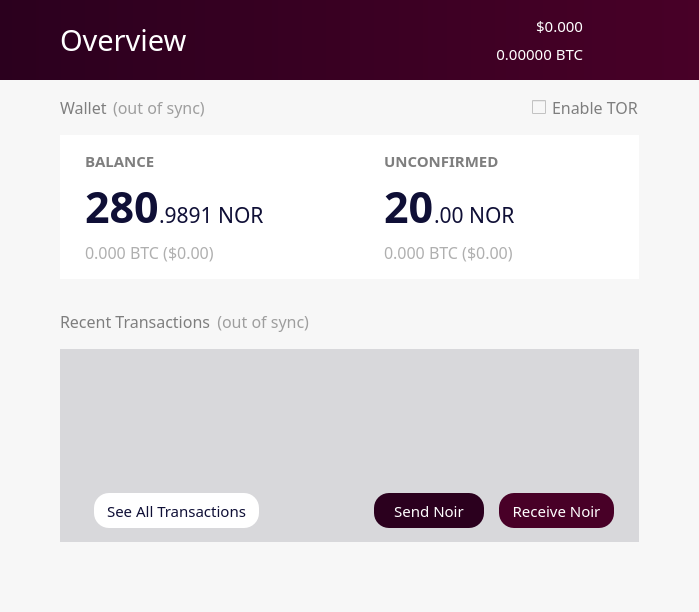
Before: the Qt Designer form src/qt/forms/overviewpage.ui in noirofficial/noir, drawn with Qt 5.
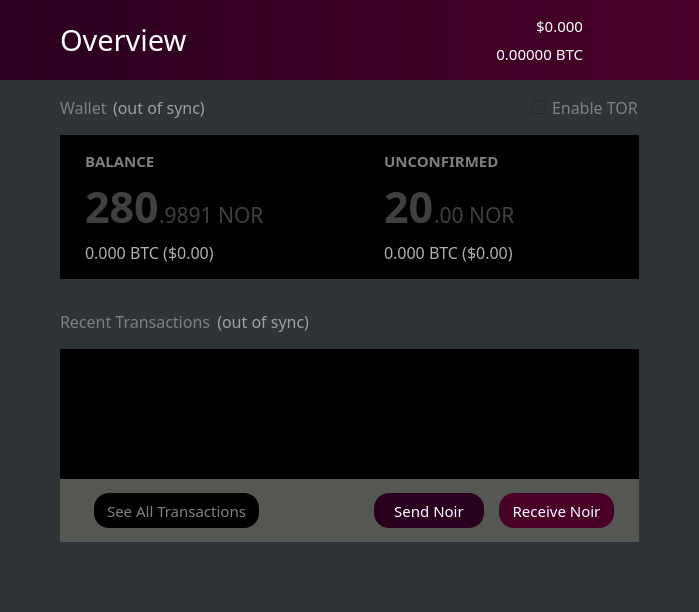
After: the same form once the commit is applied. Icons and pictures are not drawn.

Commit message:
[GUI] Darkmode intorduction
Done(for now):
- Menupage
- Overviewpage

Todo:
- Sendpage
- Receivepage
- Noirnodepage
- Sigmapage
- Communitypage
- Learnmorepage
- Addressbookpage

TBD later on:
- Transaction Details
- Coincontrol
- Optionspage
- Debugwindow

```diff
--- a/src/qt/forms/overviewpage.ui
+++ b/src/qt/forms/overviewpage.ui
@@ -551,28 +551,28 @@
            <active>
             <colorrole role="Button">
              <brush brushstyle="SolidPattern">
-              <color alpha="250">
-               <red>247</red>
-               <green>247</green>
-               <blue>247</blue>
+              <color alpha="255">
+               <red>46</red>
+               <green>52</green>
+               <blue>54</blue>
               </color>
              </brush>
             </colorrole>
             <colorrole role="Base">
              <brush brushstyle="SolidPattern">
-              <color alpha="250">
-               <red>247</red>
-               <green>247</green>
-               <blue>247</blue>
+              <color alpha="255">
+               <red>46</red>
+               <green>52</green>
+               <blue>54</blue>
               </color>
              </brush>
             </colorrole>
             <colorrole role="Window">
              <brush brushstyle="SolidPattern">
-              <color alpha="250">
-               <red>247</red>
-               <green>247</green>
-               <blue>247</blue>
+              <color alpha="255">
+               <red>46</red>
+               <green>52</green>
+               <blue>54</blue>
               </color>
              </brush>
             </colorrole>
@@ -580,28 +580,28 @@
            <inactive>
             <colorrole role="Button">
              <brush brushstyle="SolidPattern">
-              <color alpha="250">
-               <red>247</red>
-               <green>247</green>
-               <blue>247</blue>
+              <color alpha="255">
+               <red>46</red>
+               <green>52</green>
+               <blue>54</blue>
               </color>
              </brush>
             </colorrole>
             <colorrole role="Base">
              <brush brushstyle="SolidPattern">
-              <color alpha="250">
-               <red>247</red>
-               <green>247</green>
-               <blue>247</blue>
+              <color alpha="255">
+               <red>46</red>
+               <green>52</green>
+               <blue>54</blue>
               </color>
              </brush>
             </colorrole>
             <colorrole role="Window">
              <brush brushstyle="SolidPattern">
-              <color alpha="250">
-               <red>247</red>
-               <green>247</green>
-               <blue>247</blue>
+              <color alpha="255">
+               <red>46</red>
+               <green>52</green>
+               <blue>54</blue>
               </color>
              </brush>
             </colorrole>
@@ -609,28 +609,28 @@
            <disabled>
             <colorrole role="Button">
              <brush brushstyle="SolidPattern">
-              <color alpha="250">
-               <red>247</red>
-               <green>247</green>
-               <blue>247</blue>
+              <color alpha="255">
+               <red>46</red>
+               <green>52</green>
+               <blue>54</blue>
               </color>
              </brush>
             </colorrole>
             <colorrole role="Base">
              <brush brushstyle="SolidPattern">
-              <color alpha="250">
-               <red>247</red>
-               <green>247</green>
-               <blue>247</blue>
+              <color alpha="255">
+               <red>46</red>
+               <green>52</green>
+               <blue>54</blue>
               </color>
              </brush>
             </colorrole>
             <colorrole role="Window">
              <brush brushstyle="SolidPattern">
-              <color alpha="250">
-               <red>247</red>
-               <green>247</green>
-               <blue>247</blue>
+              <color alpha="255">
+               <red>46</red>
+               <green>52</green>
+               <blue>54</blue>
               </color>
              </brush>
             </colorrole>
@@ -638,7 +638,7 @@
           </palette>
          </property>
          <property name="styleSheet">
-          <string notr="true"/>
+          <string notr="true">background-color:rgb(46, 52, 54)</string>
          </property>
          <property name="frameShape">
           <enum>QFrame::NoFrame</enum>
@@ -764,27 +764,27 @@
                <colorrole role="Button">
                 <brush brushstyle="SolidPattern">
                  <color alpha="255">
-                  <red>255</red>
-                  <green>255</green>
-                  <blue>255</blue>
+                  <red>0</red>
+                  <green>0</green>
+                  <blue>0</blue>
                  </color>
                 </brush>
                </colorrole>
                <colorrole role="Base">
                 <brush brushstyle="SolidPattern">
                  <color alpha="255">
-                  <red>255</red>
-                  <green>255</green>
-                  <blue>255</blue>
+                  <red>0</red>
+                  <green>0</green>
+                  <blue>0</blue>
                  </color>
                 </brush>
                </colorrole>
                <colorrole role="Window">
                 <brush brushstyle="SolidPattern">
                  <color alpha="255">
-                  <red>255</red>
-                  <green>255</green>
-                  <blue>255</blue>
+                  <red>0</red>
+                  <green>0</green>
+                  <blue>0</blue>
                  </color>
                 </brush>
                </colorrole>
@@ -793,27 +793,27 @@
                <colorrole role="Button">
                 <brush brushstyle="SolidPattern">
                  <color alpha="255">
-                  <red>255</red>
-                  <green>255</green>
-                  <blue>255</blue>
+                  <red>0</red>
+                  <green>0</green>
+                  <blue>0</blue>
                  </color>
                 </brush>
                </colorrole>
                <colorrole role="Base">
                 <brush brushstyle="SolidPattern">
                  <color alpha="255">
-                  <red>255</red>
-                  <green>255</green>
-                  <blue>255</blue>
+                  <red>0</red>
+                  <green>0</green>
+                  <blue>0</blue>
                  </color>
                 </brush>
                </colorrole>
                <colorrole role="Window">
                 <brush brushstyle="SolidPattern">
                  <color alpha="255">
-                  <red>255</red>
-                  <green>255</green>
-                  <blue>255</blue>
+                  <red>0</red>
+                  <green>0</green>
+                  <blue>0</blue>
                  </color>
                 </brush>
                </colorrole>
@@ -822,27 +822,27 @@
                <colorrole role="Button">
                 <brush brushstyle="SolidPattern">
                  <color alpha="255">
-                  <red>255</red>
-                  <green>255</green>
-                  <blue>255</blue>
+                  <red>0</red>
+                  <green>0</green>
+                  <blue>0</blue>
                  </color>
                 </brush>
                </colorrole>
                <colorrole role="Base">
                 <brush brushstyle="SolidPattern">
                  <color alpha="255">
-                  <red>255</red>
-                  <green>255</green>
-                  <blue>255</blue>
+                  <red>0</red>
+                  <green>0</green>
+                  <blue>0</blue>
                  </color>
                 </brush>
                </colorrole>
                <colorrole role="Window">
                 <brush brushstyle="SolidPattern">
                  <color alpha="255">
-                  <red>255</red>
-                  <green>255</green>
-                  <blue>255</blue>
+                  <red>0</red>
+                  <green>0</green>
+                  <blue>0</blue>
                  </color>
                 </brush>
                </colorrole>
@@ -853,7 +853,7 @@
              <enum>Qt::DefaultContextMenu</enum>
             </property>
             <property name="styleSheet">
-             <string notr="true">background-color: rgb(255, 255, 255);
+             <string notr="true">background-color: rgb(0, 0, 0);
 border:0;</string>
             </property>
             <property name="frameShape">
@@ -919,7 +919,7 @@
                   <string>Your current balance</string>
                  </property>
                  <property name="styleSheet">
-                  <string notr="true">color: rgb(15, 15, 54);</string>
+                  <string notr="true">color: #404040;</string>
                  </property>
                  <property name="text">
                   <string notr="true">280</string>
@@ -944,7 +944,7 @@
                   </font>
                  </property>
                  <property name="styleSheet">
-                  <string notr="true">color: rgb(15, 15, 54);
+                  <string notr="true">color: #404040;
 padding-bottom:6;</string>
                  </property>
                  <property name="text">
@@ -1087,9 +1087,9 @@
                   <colorrole role="Button">
                    <brush brushstyle="SolidPattern">
                     <color alpha="255">
-                     <red>255</red>
-                     <green>255</green>
-                     <blue>255</blue>
+                     <red>0</red>
+                     <green>0</green>
+                     <blue>0</blue>
                     </color>
                    </brush>
                   </colorrole>
@@ -1114,18 +1114,18 @@
                   <colorrole role="Base">
                    <brush brushstyle="SolidPattern">
                     <color alpha="255">
-                     <red>255</red>
-                     <green>255</green>
-                     <blue>255</blue>
+                     <red>0</red>
+                     <green>0</green>
+                     <blue>0</blue>
                     </color>
                    </brush>
                   </colorrole>
                   <colorrole role="Window">
                    <brush brushstyle="SolidPattern">
                     <color alpha="255">
-                     <red>255</red>
-                     <green>255</green>
-                     <blue>255</blue>
+                     <red>0</red>
+                     <green>0</green>
+                     <blue>0</blue>
                     </color>
                    </brush>
                   </colorrole>
@@ -1143,9 +1143,9 @@
                   <colorrole role="Button">
                    <brush brushstyle="SolidPattern">
                     <color alpha="255">
-                     <red>255</red>
-                     <green>255</green>
-                     <blue>255</blue>
+                     <red>0</red>
+                     <green>0</green>
+                     <blue>0</blue>
                     </color>
                    </brush>
                   </colorrole>
@@ -1170,18 +1170,18 @@
                   <colorrole role="Base">
                    <brush brushstyle="SolidPattern">
                     <color alpha="255">
-                     <red>255</red>
-                     <green>255</green>
-                     <blue>255</blue>
+                     <red>0</red>
+                     <green>0</green>
+                     <blue>0</blue>
                     </color>
                    </brush>
                   </colorrole>
                   <colorrole role="Window">
                    <brush brushstyle="SolidPattern">
                     <color alpha="255">
-                     <red>255</red>
-                     <green>255</green>
-                     <blue>255</blue>
+                     <red>0</red>
+                     <green>0</green>
+                     <blue>0</blue>
                     </color>
                    </brush>
                   </colorrole>
@@ -1199,9 +1199,9 @@
                   <colorrole role="Button">
                    <brush brushstyle="SolidPattern">
                     <color alpha="255">
-                     <red>255</red>
-                     <green>255</green>
-                     <blue>255</blue>
+                     <red>0</red>
+                     <green>0</green>
+                     <blue>0</blue>
                     </color>
                    </brush>
                   </colorrole>
@@ -1226,18 +1226,18 @@
                   <colorrole role="Base">
                    <brush brushstyle="SolidPattern">
                     <color alpha="255">
-                     <red>255</red>
-                     <green>255</green>
-                     <blue>255</blue>
+                     <red>0</red>
+                     <green>0</green>
+                     <blue>0</blue>
                     </color>
                    </brush>
                   </colorrole>
                   <colorrole role="Window">
                    <brush brushstyle="SolidPattern">
                     <color alpha="255">
-                     <red>255</red>
-                     <green>255</green>
-                     <blue>255</blue>
+                     <red>0</red>
+                     <green>0</green>
+                     <blue>0</blue>
                     </color>
                    </brush>
                   </colorrole>
@@ -1299,7 +1299,7 @@
                   <enum>Qt::LeftToRight</enum>
                  </property>
                  <property name="styleSheet">
-                  <string notr="true">color: rgb(15, 15, 54);</string>
+                  <string notr="true">color: #404040;</string>
                  </property>
                  <property name="text">
                   <string notr="true">20</string>
@@ -1321,7 +1321,7 @@
                   </font>
                  </property>
                  <property name="styleSheet">
-                  <string notr="true">color: rgb(15, 15, 54);
+                  <string notr="true">color: #404040;
 padding-bottom:6;</string>
                  </property>
                  <property name="text">
@@ -1440,27 +1440,27 @@
                <colorrole role="Button">
                 <brush brushstyle="SolidPattern">
                  <color alpha="255">
-                  <red>216</red>
-                  <green>216</green>
-                  <blue>219</blue>
+                  <red>85</red>
+                  <green>87</green>
+                  <blue>83</blue>
                  </color>
                 </brush>
                </colorrole>
                <colorrole role="Base">
                 <brush brushstyle="SolidPattern">
                  <color alpha="255">
-                  <red>216</red>
-                  <green>216</green>
-                  <blue>219</blue>
+                  <red>85</red>
+                  <green>87</green>
+                  <blue>83</blue>
                  </color>
                 </brush>
                </colorrole>
                <colorrole role="Window">
                 <brush brushstyle="SolidPattern">
                  <color alpha="255">
-                  <red>216</red>
-                  <green>216</green>
-                  <blue>219</blue>
+                  <red>85</red>
+                  <green>87</green>
+                  <blue>83</blue>
                  </color>
                 </brush>
                </colorrole>
@@ -1469,27 +1469,27 @@
                <colorrole role="Button">
                 <brush brushstyle="SolidPattern">
                  <color alpha="255">
-                  <red>216</red>
-                  <green>216</green>
-                  <blue>219</blue>
+                  <red>85</red>
+                  <green>87</green>
+                  <blue>83</blue>
                  </color>
                 </brush>
                </colorrole>
                <colorrole role="Base">
                 <brush brushstyle="SolidPattern">
                  <color alpha="255">
-                  <red>216</red>
-                  <green>216</green>
-                  <blue>219</blue>
+                  <red>85</red>
+                  <green>87</green>
+                  <blue>83</blue>
                  </color>
                 </brush>
                </colorrole>
                <colorrole role="Window">
                 <brush brushstyle="SolidPattern">
                  <color alpha="255">
-                  <red>216</red>
-                  <green>216</green>
-                  <blue>219</blue>
+                  <red>85</red>
+                  <green>87</green>
+                  <blue>83</blue>
                  </color>
                 </brush>
                </colorrole>
@@ -1498,27 +1498,27 @@
                <colorrole role="Button">
                 <brush brushstyle="SolidPattern">
                  <color alpha="255">
-                  <red>216</red>
-                  <green>216</green>
-                  <blue>219</blue>
+                  <red>85</red>
+                  <green>87</green>
+                  <blue>83</blue>
                  </color>
                 </brush>
                </colorrole>
                <colorrole role="Base">
                 <brush brushstyle="SolidPattern">
                  <color alpha="255">
-                  <red>216</red>
-                  <green>216</green>
-                  <blue>219</blue>
+                  <red>85</red>
+                  <green>87</green>
+                  <blue>83</blue>
                  </color>
                 </brush>
                </colorrole>
                <colorrole role="Window">
                 <brush brushstyle="SolidPattern">
                  <color alpha="255">
-                  <red>216</red>
-                  <green>216</green>
-                  <blue>219</blue>
+                  <red>85</red>
+                  <green>87</green>
+                  <blue>83</blue>
                  </color>
                 </brush>
                </colorrole>
@@ -1526,7 +1526,7 @@
              </palette>
             </property>
             <property name="styleSheet">
-             <string notr="true">background-color: rgb(216, 216, 219);
+             <string notr="true">background-color: rgb(85, 87, 83);
 border:0;</string>
             </property>
             <property name="frameShape">
@@ -1565,9 +1565,9 @@
                   <colorrole role="Button">
                    <brush brushstyle="SolidPattern">
                     <color alpha="255">
-                     <red>255</red>
-                     <green>255</green>
-                     <blue>255</blue>
+                     <red>0</red>
+                     <green>0</green>
+                     <blue>0</blue>
                     </color>
                    </brush>
                   </colorrole>
@@ -1592,18 +1592,18 @@
                   <colorrole role="Base">
                    <brush brushstyle="SolidPattern">
                     <color alpha="255">
-                     <red>255</red>
-                     <green>255</green>
-                     <blue>255</blue>
+                     <red>0</red>
+                     <green>0</green>
+                     <blue>0</blue>
                     </color>
                    </brush>
                   </colorrole>
                   <colorrole role="Window">
                    <brush brushstyle="SolidPattern">
                     <color alpha="255">
-                     <red>255</red>
-                     <green>255</green>
-                     <blue>255</blue>
+                     <red>0</red>
+                     <green>0</green>
+                     <blue>0</blue>
                     </color>
                    </brush>
                   </colorrole>
@@ -1630,9 +1630,9 @@
                   <colorrole role="Button">
                    <brush brushstyle="SolidPattern">
                     <color alpha="255">
-                     <red>255</red>
-                     <green>255</green>
-                     <blue>255</blue>
+                     <red>0</red>
+                     <green>0</green>
+                     <blue>0</blue>
                     </color>
                    </brush>
                   </colorrole>
@@ -1657,18 +1657,18 @@
                   <colorrole role="Base">
                    <brush brushstyle="SolidPattern">
                     <color alpha="255">
-                     <red>255</red>
-                     <green>255</green>
-                     <blue>255</blue>
+                     <red>0</red>
+                     <green>0</green>
+                     <blue>0</blue>
                     </color>
                    </brush>
                   </colorrole>
                   <colorrole role="Window">
                    <brush brushstyle="SolidPattern">
                     <color alpha="255">
-                     <red>255</red>
-                     <green>255</green>
-                     <blue>255</blue>
+                     <red>0</red>
+                     <green>0</green>
+                     <blue>0</blue>
                     </color>
                    </brush>
                   </colorrole>
@@ -1695,9 +1695,9 @@
                   <colorrole role="Button">
                    <brush brushstyle="SolidPattern">
                     <color alpha="255">
-                     <red>255</red>
-                     <green>255</green>
-                     <blue>255</blue>
+                     <red>0</red>
+                     <green>0</green>
+                     <blue>0</blue>
                     </color>
                    </brush>
                   </colorrole>
@@ -1722,18 +1722,18 @@
                   <colorrole role="Base">
                    <brush brushstyle="SolidPattern">
                     <color alpha="255">
-                     <red>255</red>
-                     <green>255</green>
-                     <blue>255</blue>
+                     <red>0</red>
+                     <green>0</green>
+                     <blue>0</blue>
                     </color>
                    </brush>
                   </colorrole>
                   <colorrole role="Window">
                    <brush brushstyle="SolidPattern">
                     <color alpha="255">
-                     <red>255</red>
-                     <green>255</green>
-                     <blue>255</blue>
+                     <red>0</red>
+                     <green>0</green>
+                     <blue>0</blue>
                     </color>
                    </brush>
                   </colorrole>
@@ -1765,8 +1765,7 @@
                 </font>
                </property>
                <property name="styleSheet">
-                <string notr="true">background-color: rgb(255, 255, 255);
-QListView { background: transparent; };
+                <string notr="true">background-color: #000000;
 border:0;
 padding-left: 25;
 padding-right:25;
@@ -1870,13 +1869,13 @@
                       </font>
                      </property>
                      <property name="styleSheet">
-                      <string notr="true">color: rgb(15, 15, 54);
+                      <string notr="true">color: gray;
 border-radius:15px;
 height:35px;
 width:10px;
 border-color:gray;
 border-width:0px;
-background-color:white;
+background-color:black;
 border-style:solid;</string>
                      </property>
                      <property name="text">
@@ -2022,7 +2021,7 @@
           </size>
          </property>
          <property name="styleSheet">
-          <string notr="true">background-color:rgba(247, 247, 247, 250);</string>
+          <string notr="true">background-color:rgb(46, 52, 54)</string>
          </property>
          <layout class="QHBoxLayout" name="horizontalLayout_8">
           <property name="spacing">
```
The commit also changes 2 other files.
